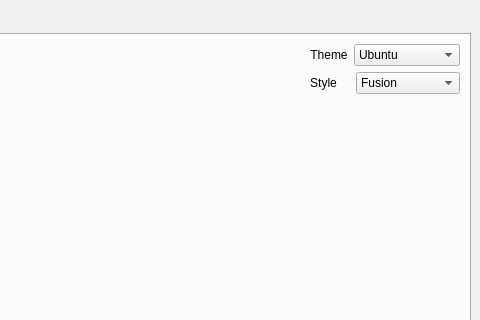
RZFD12/BIRD_DETECTOR, file mainwindow.ui: the form before one commit; both pictures show x 800 to 1280 and y 0 to 320 of the 1280 by 720 pixel window.
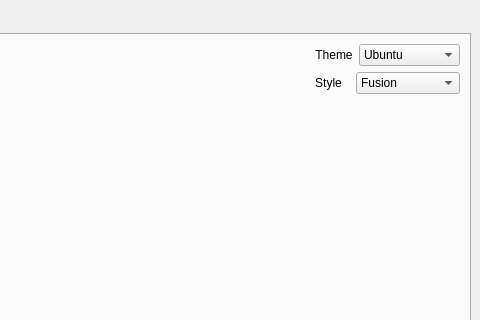
The form after the commit. The open tabs and pages were chosen to show the change. Icons and pictures are not drawn.

The edit to the form file:
```diff
--- a/mainwindow.ui
+++ b/mainwindow.ui
@@ -561,7 +561,7 @@
           <item>
            <layout class="QHBoxLayout" name="horizontalLayout_5" stretch="0,1">
             <property name="spacing">
-             <number>19</number>
+             <number>14</number>
             </property>
             <item>
              <widget class="QLabel" name="labelStyle">
```
